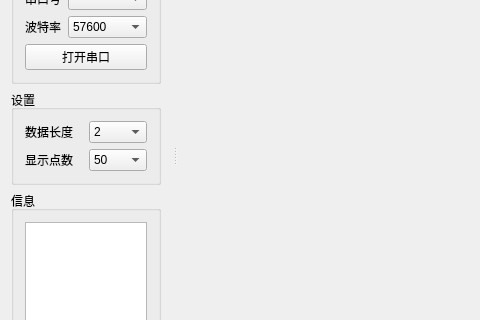
Qt form SerialChartView/SerialChartView/mainwindow.ui (lisi099/SerialChartView) before a commit; both pictures show x 0 to 480 and y 96 to 416 of the 670 by 500 pixel window.
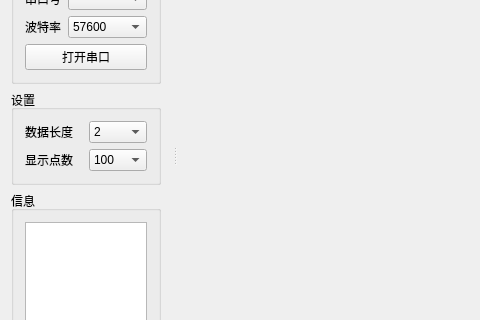
The same form after that commit.

Commit message: with mcu

The edit to the form file:
```diff
--- a/SerialChartView/SerialChartView/mainwindow.ui
+++ b/SerialChartView/SerialChartView/mainwindow.ui
@@ -61,11 +61,6 @@
         </item>
         <item row="2" column="1">
          <widget class="QComboBox" name="comboBox_number">
-          <item>
-           <property name="text">
-            <string>50</string>
-           </property>
-          </item>
           <item>
            <property name="text">
             <string>100</string>
```
Left out of the diff: 7 changed lines with no effect on the pictures. The commit also changes 2 other files.
